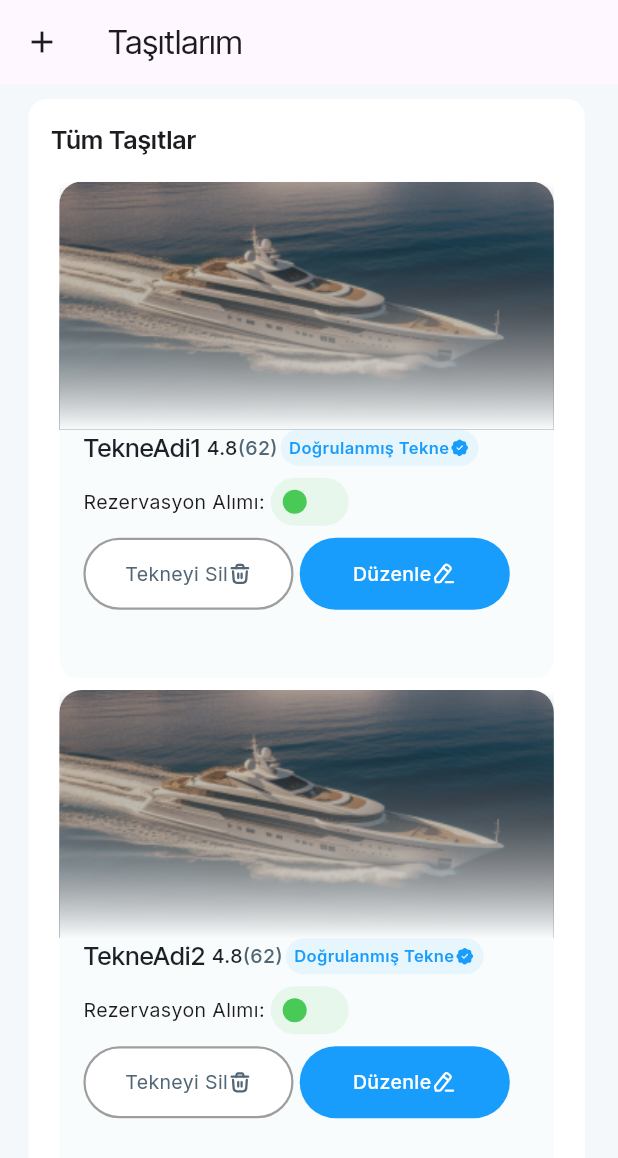
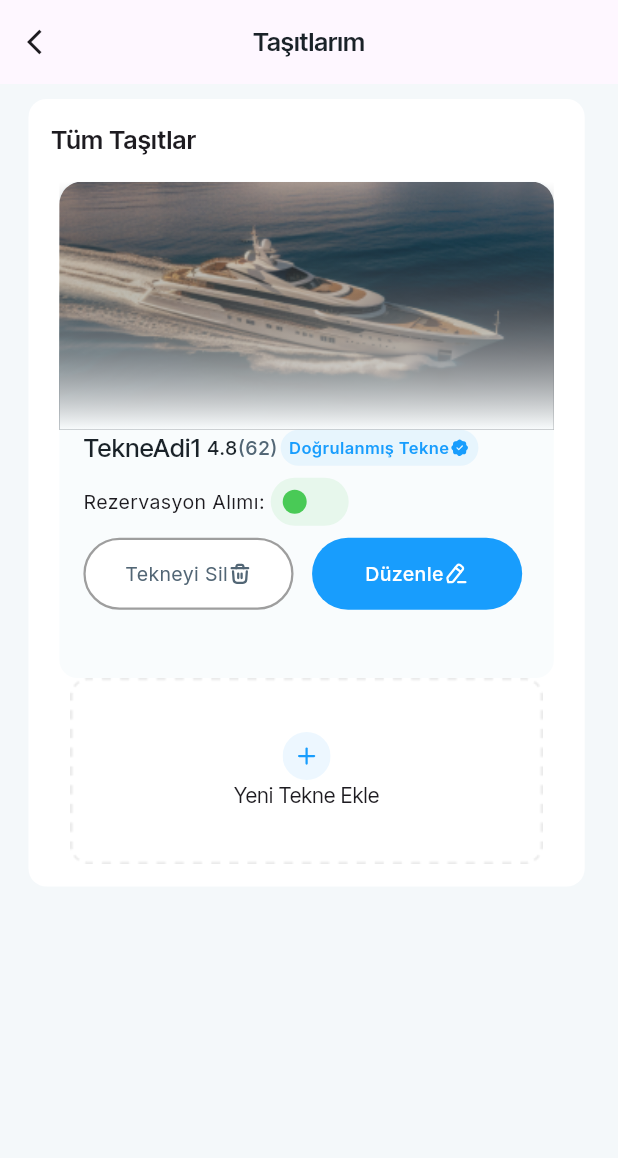
Before and after one commit to alican645/sabo_software_broken, a Flutter app: the screen it shows after launch, on a phone screen of 412 x 824 dp. Shown: the top 1158 px of the screen. Run offline on Flutter 3.47's test engine with Material 3 defaults, Android fonts, the phone set to English and light mode, and no system bars; our stand-ins replace flutter_svg, fluttertoast, google_fonts, image_picker.

Commit message:
sabo_software 10.09.2024-23.49

```diff
--- a/lib/views/task1/LimanCardWidget.dart
+++ b/lib/views/task1/LimanCardWidget.dart
@@ -1,6 +1,6 @@
 import 'package:flutter/material.dart';
 import 'package:google_fonts/google_fonts.dart';
-import 'package:sabo_software/const/strings.dart';
+
 
 
 
--- a/lib/views/task4/TumTasitlarWidget.dart
+++ b/lib/views/task4/TumTasitlarWidget.dart
@@ -19,8 +19,8 @@ class _TumTasitlerWidgetState extends State<TumTasitlerWidget> {
   void initState() {
     super.initState();
     tekneListesi.add([false, "TekneAdi1"]);
-    tekneListesi.add([false, "TekneAdi2"]);
-    tekneListesi.add([false, "TekneAdi3"]);
+    //tekneListesi.add([false, "TekneAdi2"]);
+    //tekneListesi.add([false, "TekneAdi3"]);
   }
 
   @override
@@ -28,8 +28,15 @@ class _TumTasitlerWidgetState extends State<TumTasitlerWidget> {
     return Scaffold(
       backgroundColor: const Color(0xffF4F8FA),
       appBar: AppBar(
-        title: const Text("Taşıtlarım"),
-        leading: const Icon(Icons.add),
+        title: Text(
+          "Taşıtlarım",
+          style: GoogleFonts.interTight(
+              fontSize: 17,
+              fontWeight: FontWeight.w600,
+              color: Color(0xff1A2228)),
+        ),
+        leading: Icon(Icons.arrow_back_ios,size: 20,),
+        centerTitle: true,
       ),
       body: Padding(
         padding: const EdgeInsets.symmetric(horizontal: 19, vertical: 10),
@@ -70,15 +77,13 @@ class _TumTasitlerWidgetState extends State<TumTasitlerWidget> {
                           mainAxisAlignment: MainAxisAlignment.center,
                           crossAxisAlignment: CrossAxisAlignment.center,
                           children: [
-                            SvgPicture.asset(
-                                "assets/svg/yeni_tekne.svg"),
+                            SvgPicture.asset("assets/svg/yeni_tekne.svg"),
                             const Text("Yeni Tekne Ekle")
                           ],
                         ),
                       ),
                       Image.asset(
-                          fit: BoxFit.cover,
-                          "assets/images/rectangle.png")
+                          fit: BoxFit.cover, "assets/images/rectangle.png")
                     ]),
                   ),
                 ],
@@ -150,12 +155,20 @@ class _TumTasitlerWidgetState extends State<TumTasitlerWidget> {
                             color: Color(0xff1A2228)),
                       ),
                       SizedBox(
-                        width: mqWidth*0.01,
+                        width: mqWidth * 0.01,
                       ),
-                       Text(
-                        "4.8",style: GoogleFonts.inter(fontSize:13,fontWeight:FontWeight.w500,color:Color(0xff1A2228)),
+                      Text(
+                        "4.8",
+                        style: GoogleFonts.inter(
+                            fontSize: 13,
+                            fontWeight: FontWeight.w500,
+                            color: Color(0xff1A2228)),
                       ),
-                      Text("(62)",style: GoogleFonts.inter(fontSize:13,fontWeight:FontWeight.w500,color:Color(0xff526675))),
+                      Text("(62)",
+                          style: GoogleFonts.inter(
+                              fontSize: 13,
+                              fontWeight: FontWeight.w500,
+                              color: Color(0xff526675))),
                       Padding(
                         padding: const EdgeInsets.only(left: 2.0),
                         child: Container(
@@ -175,7 +188,6 @@ class _TumTasitlerWidgetState extends State<TumTasitlerWidget> {
                                     fontWeight: FontWeight.w600),
                               ),
                               SvgPicture.asset("assets/svg/check_badge.svg"),
-
                             ],
                           ),
                         ),
@@ -228,13 +240,16 @@ class _TumTasitlerWidgetState extends State<TumTasitlerWidget> {
                                     fontSize: 13,
                                     color: Color(0xff526675)),
                               ),
-                              SvgPicture.asset("assets/svg/delete_grey.svg",color:Color(0xff526675),)
+                              SvgPicture.asset(
+                                "assets/svg/delete_grey.svg",
+                                color: Color(0xff526675),
+                              )
                             ],
                           )),
                         ),
                       ),
                       SizedBox(
-                        width: mqWidth * 0.01,
+                        width: mqWidth * 0.03,
                       ),
                       GestureDetector(
                         child: Container(
```
Also changed, not shown: assets/svg/arrow_left.svg (added).
